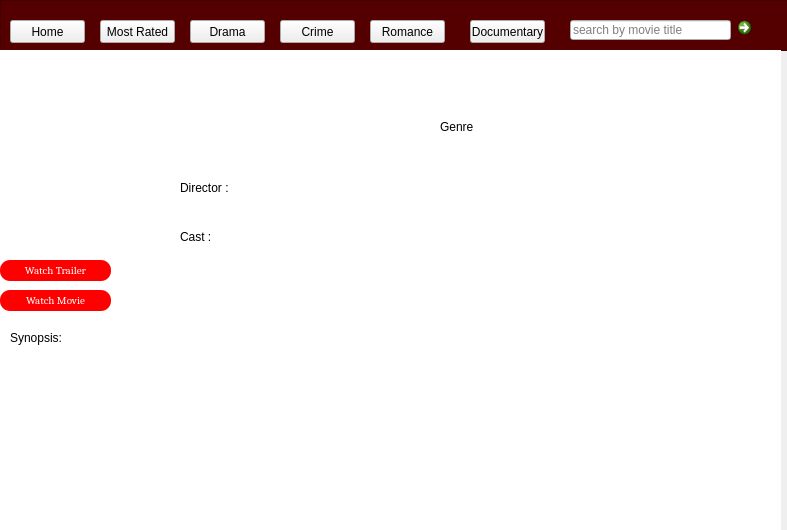
This is clientwin.ui in sagarpaudell/Pitchers as Qt 5 draws it before an edit. The edited form follows.
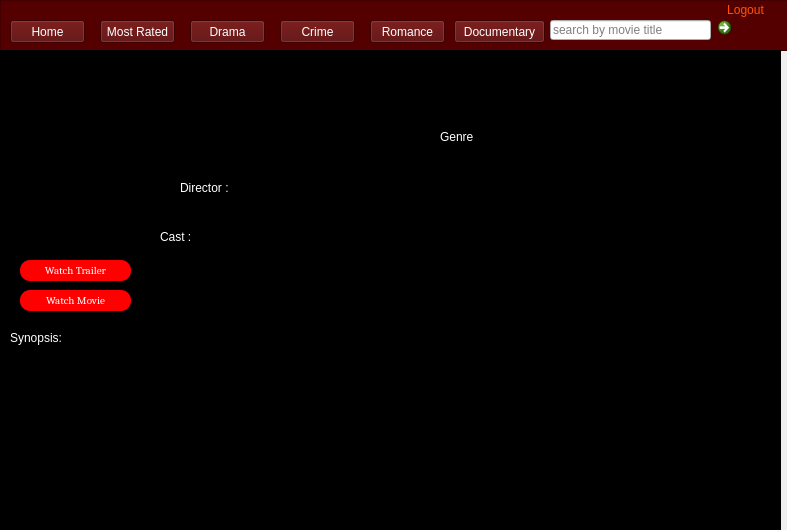
This is the edited form. Icons and pictures are not drawn.

```diff
--- a/clientwin.ui
+++ b/clientwin.ui
@@ -10,6 +10,18 @@
     <height>530</height>
    </rect>
   </property>
+  <property name="minimumSize">
+   <size>
+    <width>787</width>
+    <height>530</height>
+   </size>
+  </property>
+  <property name="maximumSize">
+   <size>
+    <width>787</width>
+    <height>530</height>
+   </size>
+  </property>
   <property name="windowTitle">
    <string>MainWindow</string>
   </property>
@@ -17,6 +29,9 @@
    <string notr="true"/>
   </property>
   <widget class="QWidget" name="clientwidget">
+   <property name="styleSheet">
+    <string notr="true"/>
+   </property>
    <widget class="QWidget" name="layoutWidget">
     <property name="geometry">
      <rect>
@@ -52,6 +67,20 @@
       <height>23</height>
      </rect>
     </property>
+    <property name="cursor">
+     <cursorShape>PointingHandCursor</cursorShape>
+    </property>
+    <property name="styleSheet">
+     <string notr="true">#home{color: rgb(255, 255, 255);
+background-color: rgb(85, 0, 0);
+
+font: 10pt &quot;Century Gothic&quot;;
+}
+#home:hover{
+background:rgb(0, 0, 0);
+}
+</string>
+    </property>
     <property name="text">
      <string>Home</string>
     </property>
@@ -65,6 +94,20 @@
       <height>23</height>
      </rect>
     </property>
+    <property name="cursor">
+     <cursorShape>PointingHandCursor</cursorShape>
+    </property>
+    <property name="styleSheet">
+     <string notr="true">#mostrated{color: rgb(255, 255, 255);
+background-color: rgb(85, 0, 0);
+
+font: 10pt &quot;Century Gothic&quot;;
+}
+#mostrated:hover{
+background:rgb(0, 0, 0);
+}
+</string>
+    </property>
     <property name="text">
      <string>Most Rated</string>
     </property>
@@ -78,6 +121,20 @@
       <height>23</height>
      </rect>
     </property>
+    <property name="cursor">
+     <cursorShape>PointingHandCursor</cursorShape>
+    </property>
+    <property name="styleSheet">
+     <string notr="true">#crime	{color: rgb(255, 255, 255);
+background-color: rgb(85, 0, 0);
+
+font: 10pt &quot;Century Gothic&quot;;
+}
+#crime:hover{
+background:rgb(0, 0, 0);
+}
+</string>
+    </property>
     <property name="text">
      <string>Crime</string>
     </property>
@@ -91,6 +148,20 @@
       <height>23</height>
      </rect>
     </property>
+    <property name="cursor">
+     <cursorShape>PointingHandCursor</cursorShape>
+    </property>
+    <property name="styleSheet">
+     <string notr="true">#drama{color: rgb(255, 255, 255);
+background-color: rgb(85, 0, 0);
+
+font: 10pt &quot;Century Gothic&quot;;
+}
+#drama:hover{
+background:rgb(0, 0, 0);
+}
+</string>
+    </property>
     <property name="text">
      <string>Drama</string>
     </property>
@@ -104,6 +175,17 @@
       <height>23</height>
      </rect>
     </property>
+    <property name="styleSheet">
+     <string notr="true">#romance{color: rgb(255, 255, 255);
+background-color: rgb(85, 0, 0);
+
+font: 10pt &quot;Century Gothic&quot;;
+}
+#romance:hover{
+background:rgb(0, 0, 0);
+}
+</string>
+    </property>
     <property name="text">
      <string>Romance</string>
     </property>
@@ -231,8 +313,17 @@
     <widget class="QWidget" name="search_page_6"/>
     <widget class="QWidget" name="moviedetails_page_7">
      <property name="styleSheet">
-      <string notr="true">
-background-color: rgb(255, 255, 255);
+      <string notr="true">#moviedetails_page_7{
+background-color: rgb(0, 0, 0);
+}
+QLabel{
+color: rgb(255, 255, 255);
+font: 10pt &quot;Century Gothic&quot;;
+}
+QTextBrowser{
+color: rgb(255, 255, 255);
+font: 10pt &quot;Century Gothic&quot;;
+}
 </string>
      </property>
      <widget class="QTextBrowser" name="genre">
@@ -258,8 +349,9 @@
        </rect>
       </property>
       <property name="styleSheet">
-       <string notr="true">font: 24pt &quot;Century Gothic&quot;;
-color: rgb(85, 0, 0);</string>
+       <string notr="true">
+font: 28pt &quot;Century Gothic&quot;;
+color: rgb(255, 0, 0);</string>
       </property>
       <property name="text">
        <string/>
@@ -284,15 +376,14 @@
      <widget class="QLabel" name="label_3">
       <property name="geometry">
        <rect>
-        <x>180</x>
+        <x>160</x>
         <y>180</y>
         <width>47</width>
         <height>13</height>
        </rect>
       </property>
       <property name="styleSheet">
-       <string notr="true">color: rgb(0, 0, 0);
-font: 10pt &quot;Century Gothic&quot;;</string>
+       <string notr="true"/>
       </property>
       <property name="text">
        <string>Cast :</string>
@@ -342,7 +433,7 @@
        </rect>
       </property>
       <property name="styleSheet">
-       <string notr="true">color: rgb(0, 0, 0);
+       <string notr="true">color: rgb(255, 255, 255);
 font: 10pt &quot;Century Gothic&quot;;</string>
       </property>
       <property name="text">
@@ -366,14 +457,13 @@
       <property name="geometry">
        <rect>
         <x>440</x>
-        <y>70</y>
+        <y>80</y>
         <width>47</width>
         <height>13</height>
        </rect>
       </property>
       <property name="styleSheet">
-       <string notr="true">color: rgb(0, 0, 0);
-font: 10pt &quot;Century Gothic&quot;;</string>
+       <string notr="true"/>
       </property>
       <property name="text">
        <string>Genre</string>
@@ -418,8 +508,7 @@
        </rect>
       </property>
       <property name="styleSheet">
-       <string notr="true">color: rgb(0, 0, 0);
-font: 10pt &quot;Century Gothic&quot;;</string>
+       <string notr="true"/>
       </property>
       <property name="text">
        <string>Synopsis:</string>
@@ -430,8 +519,8 @@
        <rect>
         <x>240</x>
         <y>92</y>
-        <width>47</width>
-        <height>21</height>
+        <width>61</width>
+        <height>31</height>
        </rect>
       </property>
       <property name="styleSheet">
@@ -445,7 +534,7 @@
      <widget class="QPushButton" name="trailer_button">
       <property name="geometry">
        <rect>
-        <x>0</x>
+        <x>20</x>
         <y>210</y>
         <width>111</width>
         <height>21</height>
@@ -477,7 +566,7 @@
      <widget class="QPushButton" name="movie_button">
       <property name="geometry">
        <rect>
-        <x>0</x>
+        <x>20</x>
         <y>240</y>
         <width>111</width>
         <height>21</height>
@@ -511,12 +600,26 @@
    <widget class="QPushButton" name="documentary">
     <property name="geometry">
      <rect>
-      <x>470</x>
+      <x>454</x>
       <y>20</y>
-      <width>75</width>
+      <width>91</width>
       <height>23</height>
      </rect>
     </property>
+    <property name="cursor">
+     <cursorShape>PointingHandCursor</cursorShape>
+    </property>
+    <property name="styleSheet">
+     <string notr="true">#documentary{color: rgb(255, 255, 255);
+background-color: rgb(85, 0, 0);
+
+font: 10pt &quot;Century Gothic&quot;;
+}
+#documentary:hover{
+background:rgb(0, 0, 0);
+}
+</string>
+    </property>
     <property name="text">
      <string>Documentary</string>
     </property>
@@ -524,7 +627,7 @@
    <widget class="QLineEdit" name="search">
     <property name="geometry">
      <rect>
-      <x>570</x>
+      <x>550</x>
       <y>20</y>
       <width>161</width>
       <height>20</height>
@@ -537,7 +640,7 @@
    <widget class="QCommandLinkButton" name="commandLinkButton">
     <property name="geometry">
      <rect>
-      <x>730</x>
+      <x>710</x>
       <y>10</y>
       <width>31</width>
       <height>31</height>
@@ -550,6 +653,32 @@
      <string/>
     </property>
    </widget>
+   <widget class="QPushButton" name="backButton">
+    <property name="geometry">
+     <rect>
+      <x>710</x>
+      <y>0</y>
+      <width>71</width>
+      <height>20</height>
+     </rect>
+    </property>
+    <property name="cursor">
+     <cursorShape>PointingHandCursor</cursorShape>
+    </property>
+    <property name="styleSheet">
+     <string notr="true">#backButton{
+color: rgb(255, 85, 0);
+border:none;}
+
+#backButton:hover{
+background:rgb(0, 0, 0);
+}
+</string>
+    </property>
+    <property name="text">
+     <string>Logout</string>
+    </property>
+   </widget>
   </widget>
  </widget>
  <resources/>
```
Left out of the diff: 3 changed lines with no effect on the pictures.
